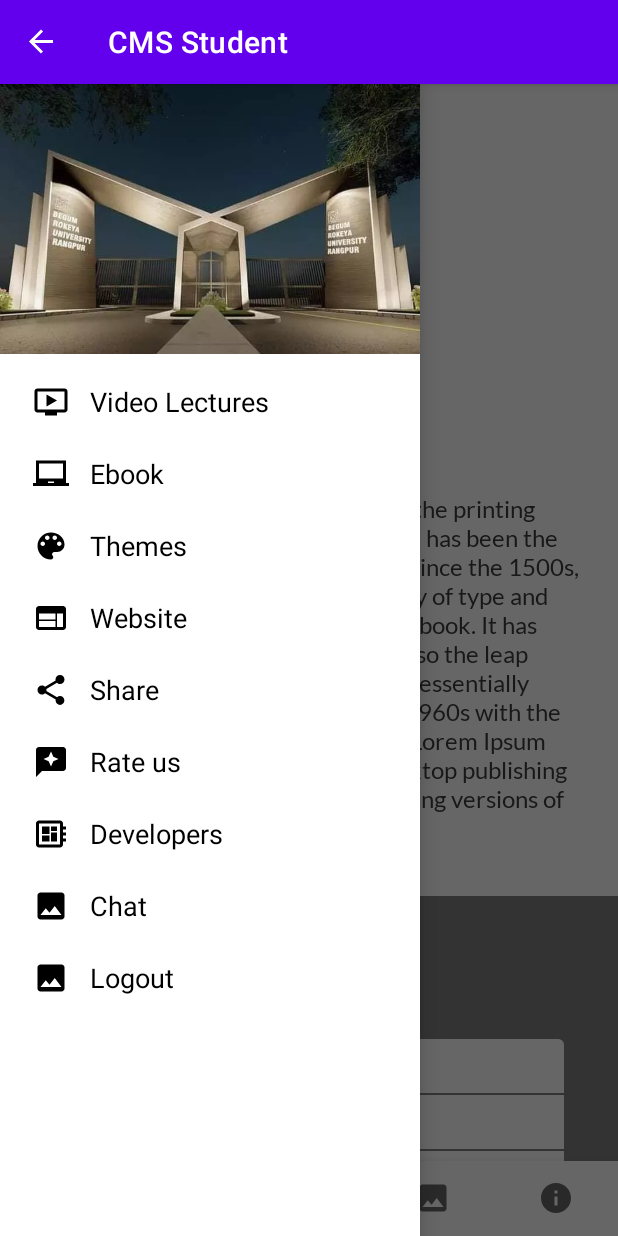
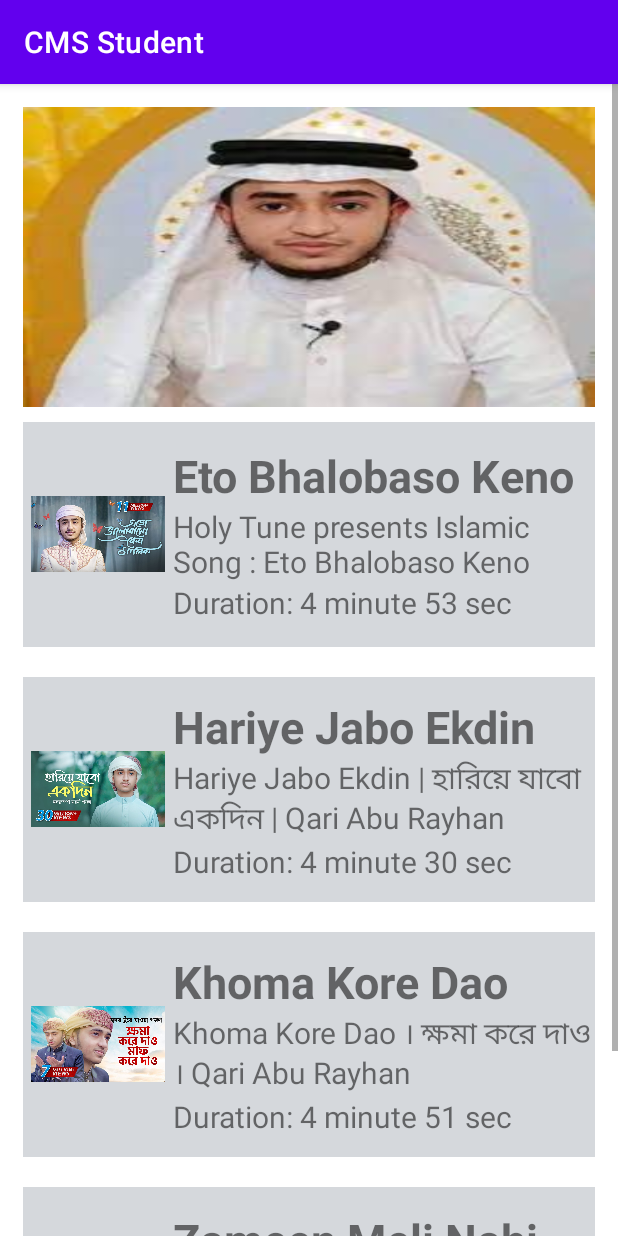
Before and after one commit to ab-atiq/BRUR-CMS-Student, an Android app: the screen it shows after launch once a user with an empty profile is signed in (MainActivity before the commit, VideoPlayerApp after it), after a tap on "Video Lectures", on a phone screen of 412 x 824 dp. Run offline under Robolectric (Android 15) with nearby library versions, the phone set to English and light mode, and no system bars; our stand-ins replace Firebase (no records; nobody signed in at launch, a user with empty details on screens opened directly), navigation-ui; libraries missing offline, so code that uses them is left out: com.denzcoskun.imageslider; 6 statements that could not run were skipped; 1 other tap on this screen came first.

Commit message:
added video player

```diff
--- a/app/src/main/AndroidManifest.xml
+++ b/app/src/main/AndroidManifest.xml
@@ -14,6 +14,12 @@
         android:supportsRtl="true"
         android:theme="@style/Theme.CMSStudent"
         tools:targetApi="31">
+        <activity
+            android:name=".VideoPlayInApp"
+            android:exported="false" />
+        <activity
+            android:name=".VideoPlayerApp"
+            android:exported="false" />
         <activity
             android:name=".SignInActivity"
             android:exported="false" />
--- a/app/src/main/java/com/atiq/cmsstudent/MainActivity.java
+++ b/app/src/main/java/com/atiq/cmsstudent/MainActivity.java
@@ -65,7 +65,7 @@ public class MainActivity extends AppCompatActivity implements NavigationView.On
                 break;
 
             case R.id.navigation_video:
-                Toast.makeText(this, "Video Lectures", Toast.LENGTH_SHORT).show();
+                startActivity(new Intent(getApplicationContext(), VideoPlayerApp.class));
                 break;
 
             case R.id.navigation_rate:
--- /dev/null
+++ b/app/src/main/java/com/atiq/cmsstudent/VideoPlayInApp.java
@@ -0,0 +1,24 @@
+package com.atiq.cmsstudent;
+
+import androidx.appcompat.app.AppCompatActivity;
+
+import android.annotation.SuppressLint;
+import android.os.Bundle;
+import android.webkit.WebView;
+
+public class VideoPlayInApp extends AppCompatActivity {
+    WebView PlayVideoInApp;
+    public  static String videoSongLink = "";
+    @SuppressLint("MissingInflatedId")
+    @Override
+    protected void onCreate(Bundle savedInstanceState) {
+        super.onCreate(savedInstanceState);
+        setContentView(R.layout.activity_video_player_in_app);
+
+        PlayVideoInApp = findViewById(R.id.PlayVideoInApp);
+
+        PlayVideoInApp.getSettings().setJavaScriptEnabled(true);
+        PlayVideoInApp.loadUrl(videoSongLink);
+
+    }
+}
--- /dev/null
+++ b/app/src/main/java/com/atiq/cmsstudent/VideoPlayerApp.java
@@ -0,0 +1,61 @@
+package com.atiq.cmsstudent;
+
+import androidx.appcompat.app.AppCompatActivity;
+
+import android.content.Intent;
+import android.os.Bundle;
+import android.view.View;
+import android.webkit.WebView;
+import android.widget.LinearLayout;
+
+public class VideoPlayerApp extends AppCompatActivity {
+    LinearLayout videoSong1,videoSong2,videoSong3,videoSong4;
+    Intent videoPlay;
+
+    @Override
+    protected void onCreate(Bundle savedInstanceState) {
+        super.onCreate(savedInstanceState);
+        setContentView(R.layout.activity_video_player);
+
+        videoSong1=findViewById(R.id.videoSong1);
+        videoSong2=findViewById(R.id.videoSong2);
+        videoSong3=findViewById(R.id.videoSong3);
+        videoSong4=findViewById(R.id.videoSong4);
+
+        videoSong1.setOnClickListener(new View.OnClickListener() {
+            @Override
+            public void onClick(View v) {
+                VideoPlayInApp.videoSongLink="https://www.youtube.com/embed/pd0nogrj-38";
+                videoPlay = new Intent(VideoPlayerApp.this, VideoPlayInApp.class);
+                startActivity(videoPlay);
+            }
+        });
+
+        videoSong2.setOnClickListener(new View.OnClickListener() {
+            @Override
+            public void onClick(View v) {
+                VideoPlayInApp.videoSongLink="https://www.youtube.com/embed/GK2ippphNnM";
+                videoPlay = new Intent(VideoPlayerApp.this, VideoPlayInApp.class);
+                startActivity(videoPlay);
+            }
+        });
+
+        videoSong3.setOnClickListener(new View.OnClickListener() {
+            @Override
+            public void onClick(View v) {
+                VideoPlayInApp.videoSongLink="https://www.youtube.com/embed/5Zvfd_ntlG0";
+                videoPlay = new Intent(VideoPlayerApp.this, VideoPlayInApp.class);
+                startActivity(videoPlay);
+            }
+        });
+
+        videoSong4.setOnClickListener(new View.OnClickListener() {
+            @Override
+            public void onClick(View v) {
+                VideoPlayInApp.videoSongLink="https://www.youtube.com/embed/cwASfUe9dGo";
+                videoPlay = new Intent(VideoPlayerApp.this, VideoPlayInApp.class);
+                startActivity(videoPlay);
+            }
+        });
+    }
+}
--- /dev/null
+++ b/app/src/main/res/layout/activity_video_player.xml
@@ -0,0 +1,198 @@
+<?xml version="1.0" encoding="utf-8"?>
+<LinearLayout xmlns:android="http://schemas.android.com/apk/res/android"
+    xmlns:tools="http://schemas.android.com/tools"
+    android:layout_width="match_parent"
+    android:layout_height="match_parent"
+    tools:context=".VideoPlayerApp"
+    android:orientation="vertical">
+    <ScrollView
+        android:layout_width="match_parent"
+        android:layout_height="match_parent"
+        >
+        <LinearLayout
+            android:layout_width="match_parent"
+            android:layout_height="match_parent"
+            android:orientation="vertical"
+            android:layout_margin="15dp">
+            <ImageView
+                android:layout_width="match_parent"
+                android:layout_height="200dp"
+                android:src="@drawable/abu_raihan"
+                android:scaleType="fitXY"
+                />
+            <LinearLayout
+                android:id="@+id/videoSong1"
+                android:layout_width="match_parent"
+                android:layout_height="150dp"
+                android:orientation="horizontal"
+                android:background="#D5D8DC"
+                android:layout_marginTop="10dp"
+                android:layout_marginBottom="10dp"
+                >
+                <ImageView
+                    android:layout_width="100dp"
+                    android:layout_height="100dp"
+                    android:src="@drawable/eto_valo_baso_keno"
+                    android:layout_gravity="center"
+                    android:padding="5dp"/>
+                <LinearLayout
+                    android:layout_width="match_parent"
+                    android:layout_height="match_parent"
+                    android:orientation="vertical"
+                    android:gravity="center">
+                    <TextView
+                        android:layout_width="match_parent"
+                        android:layout_height="wrap_content"
+                        android:text="Eto Bhalobaso Keno Malik"
+                        android:textSize="30dp"
+                        android:textStyle="bold"
+                        android:maxLines="1"
+                        />
+                    <TextView
+                        android:layout_width="match_parent"
+                        android:layout_height="wrap_content"
+                        android:text="Holy Tune presents Islamic Song : Eto Bhalobaso Keno Malik । Qari Abu Rayhan । Bangla Islamic Song 2022 । Bangla Islamic Song 2022   "
+                        android:textSize="20dp"
+
+                        android:maxLines="2"
+                        />
+                    <TextView
+                        android:layout_width="match_parent"
+                        android:layout_height="wrap_content"
+                        android:text="Duration: 4 minute 53 sec"
+                        android:textSize="20dp"
+                        />
+                </LinearLayout>
+            </LinearLayout>
+            <LinearLayout
+                android:id="@+id/videoSong2"
+                android:layout_width="match_parent"
+                android:layout_height="150dp"
+                android:orientation="horizontal"
+                android:background="#D5D8DC"
+                android:layout_marginTop="10dp"
+                android:layout_marginBottom="10dp">
+                <ImageView
+                    android:layout_width="100dp"
+                    android:layout_height="100dp"
+                    android:src="@drawable/hariye_jabo_ekdin"
+                    android:layout_gravity="center"
+                    android:padding="5dp"/>
+                <LinearLayout
+                    android:layout_width="match_parent"
+                    android:layout_height="match_parent"
+                    android:orientation="vertical"
+                    android:gravity="center">
+                    <TextView
+                        android:layout_width="match_parent"
+                        android:layout_height="wrap_content"
+                        android:text="Hariye Jabo Ekdin"
+                        android:textSize="30dp"
+                        android:textStyle="bold"
+                        android:maxLines="1"
+                        />
+                    <TextView
+                        android:layout_width="match_parent"
+                        android:layout_height="wrap_content"
+                        android:text="Hariye Jabo Ekdin | হারিয়ে যাবো একদিন | Qari Abu Rayhan"
+                        android:textSize="20dp"
+
+                        android:maxLines="2"
+                        />
+                    <TextView
+                        android:layout_width="match_parent"
+                        android:layout_height="wrap_content"
+                        android:text="Duration: 4 minute 30 sec"
+                        android:textSize="20dp"
+                        />
+                </LinearLayout>
+            </LinearLayout>
+            <LinearLayout
+                android:id="@+id/videoSong3"
+                android:layout_width="match_parent"
+                android:layout_height="150dp"
+                android:orientation="horizontal"
+                android:background="#D5D8DC"
+                android:layout_marginTop="10dp"
+                android:layout_marginBottom="10dp">
+                <ImageView
+                    android:layout_width="100dp"
+                    android:layout_height="100dp"
+                    android:src="@drawable/khoma_kore_dao"
+                    android:layout_gravity="center"
+                    android:padding="5dp"/>
+                <LinearLayout
+                    android:layout_width="match_parent"
+                    android:layout_height="match_parent"
+                    android:orientation="vertical"
+                    android:gravity="center">
+                    <TextView
+                        android:layout_width="match_parent"
+                        android:layout_height="wrap_content"
+                        android:text="Khoma Kore Dao"
+                        android:textSize="30dp"
+                        android:textStyle="bold"
+                        android:maxLines="1"
+                        />
+                    <TextView
+                        android:layout_width="match_parent"
+                        android:layout_height="wrap_content"
+                        android:text="Khoma Kore Dao । ক্ষমা করে দাও । Qari Abu Rayhan"
+                        android:textSize="20dp"
+
+                        android:maxLines="2"
+                        />
+                    <TextView
+                        android:layout_width="match_parent"
+                        android:layout_height="wrap_content"
+                        android:text="Duration: 4 minute 51 sec"
+                        android:textSize="20dp"
+                        />
+                </LinearLayout>
+            </LinearLayout>
+            <LinearLayout
+                android:id="@+id/videoSong4"
+                android:layout_width="match_parent"
+                android:layout_height="150dp"
+                android:orientation="horizontal"
+                android:background="#D5D8DC"
+                android:layout_marginTop="10dp"
+                android:layout_marginBottom="30dp">
+                <ImageView
+                    android:layout_width="100dp"
+                    android:layout_height="100dp"
+                    android:src="@drawable/zameen_meli_nahi"
+                    android:layout_gravity="center"
+                    android:padding="5dp"/>
+                <LinearLayout
+                    android:layout_width="match_parent"
+                    android:layout_height="match_parent"
+                    android:orientation="vertical"
+                    android:gravity="center">
+                    <TextView
+                        android:layout_width="match_parent"
+                        android:layout_height="wrap_content"
+                        android:text="Zameen Meli Nahi Hoti Zaman Mela Nahi Hota"
+                        android:textSize="30dp"
+                        android:textStyle="bold"
+                        android:maxLines="1"
+                        />
+                    <TextView
+                        android:layout_width="match_parent"
+                        android:layout_height="wrap_content"
+                        android:text="Zameen Meli Nahi Hoti Zaman Mela Nahi Hota। Qari Abu Rayhan। Heart Touching Naat 2022"
+                        android:textSize="20dp"
+
+                        android:maxLines="2"
+                        />
+                    <TextView
+                        android:layout_width="match_parent"
+                        android:layout_height="wrap_content"
+                        android:text="Duration: 5 minute 24 sec"
+                        android:textSize="20dp"
+                        />
+                </LinearLayout>
+            </LinearLayout>
+        </LinearLayout>
+    </ScrollView>
+</LinearLayout>
--- /dev/null
+++ b/app/src/main/res/layout/activity_video_player_in_app.xml
@@ -0,0 +1,16 @@
+<?xml version="1.0" encoding="utf-8"?>
+<LinearLayout xmlns:android="http://schemas.android.com/apk/res/android"
+    xmlns:app="http://schemas.android.com/apk/res-auto"
+    xmlns:tools="http://schemas.android.com/tools"
+    android:layout_width="match_parent"
+    android:layout_height="match_parent"
+    tools:context=".VideoPlayInApp"
+    android:orientation="vertical"
+    >
+
+    <WebView
+        android:id="@+id/PlayVideoInApp"
+        android:layout_width="match_parent"
+        android:layout_height="match_parent"/>
+
+</LinearLayout>
```
Also changed, not shown: app/src/main/res/drawable/abu_raihan.jpg (added), app/src/main/res/drawable/eto_valo_baso_keno.jpg (added), app/src/main/res/drawable/hariye_jabo_ekdin.jpg (added), app/src/main/res/drawable/khoma_kore_dao.jpg (added), app/src/main/res/drawable/zameen_meli_nahi.jpg (added).
